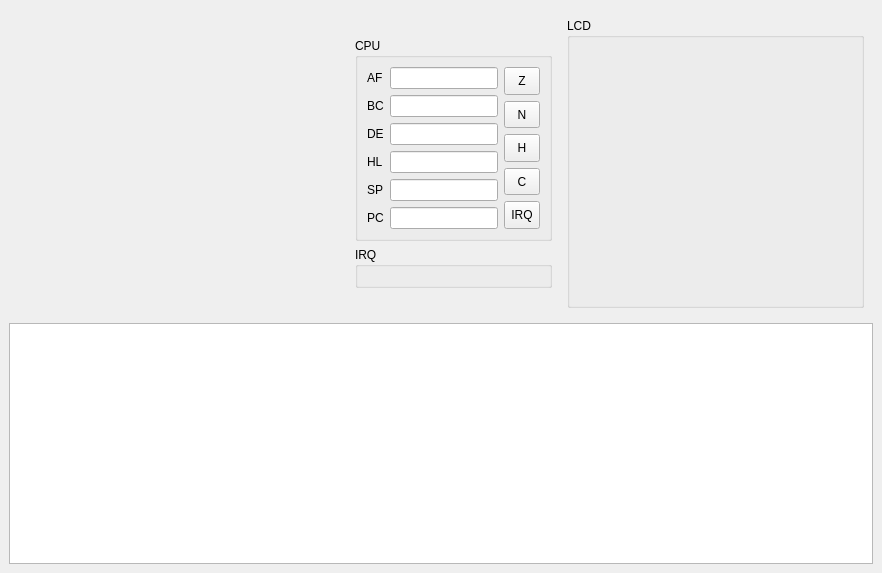
Old version of the form gui/MainWindow.ui in the repository dezgeg/yagb.
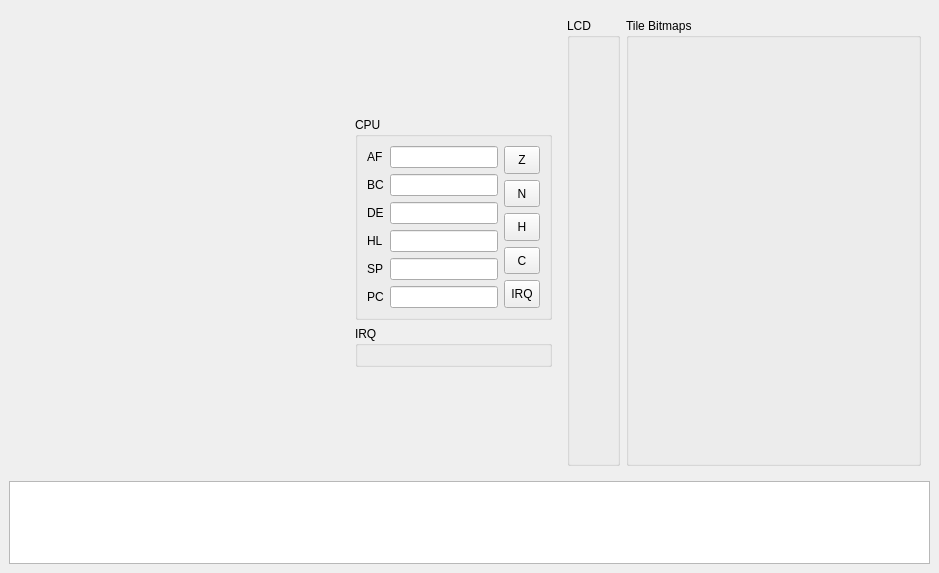
New version of the form. Custom widgets are drawn as their Qt base class.

Commit message: Add pattern table viewer.

Diff of the .ui file:
```diff
--- a/gui/MainWindow.ui
+++ b/gui/MainWindow.ui
@@ -222,6 +222,12 @@
        </item>
        <item>
         <widget class="QGroupBox" name="lcdRegsGroupbox">
+         <property name="sizePolicy">
+          <sizepolicy hsizetype="Minimum" vsizetype="Minimum">
+           <horstretch>0</horstretch>
+           <verstretch>0</verstretch>
+          </sizepolicy>
+         </property>
          <property name="title">
           <string>LCD</string>
          </property>
@@ -232,6 +238,37 @@
          </layout>
         </widget>
        </item>
+       <item>
+        <widget class="QGroupBox" name="groupBox">
+         <property name="title">
+          <string>Tile Bitmaps</string>
+         </property>
+         <layout class="QHBoxLayout" name="horizontalLayout_2">
+          <item>
+           <widget class="LcdWidget" name="patternViewerLcdWidget" native="true">
+            <property name="sizePolicy">
+             <sizepolicy hsizetype="Fixed" vsizetype="Fixed">
+              <horstretch>0</horstretch>
+              <verstretch>0</verstretch>
+             </sizepolicy>
+            </property>
+            <property name="minimumSize">
+             <size>
+              <width>271</width>
+              <height>407</height>
+             </size>
+            </property>
+            <property name="maximumSize">
+             <size>
+              <width>271</width>
+              <height>407</height>
+             </size>
+            </property>
+           </widget>
+          </item>
+         </layout>
+        </widget>
+       </item>
       </layout>
      </widget>
     </item>
```
The commit also changes 3 other files.
